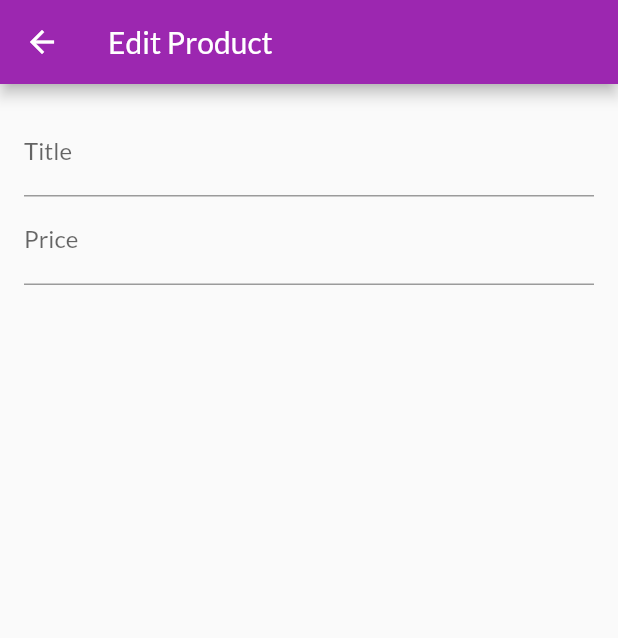
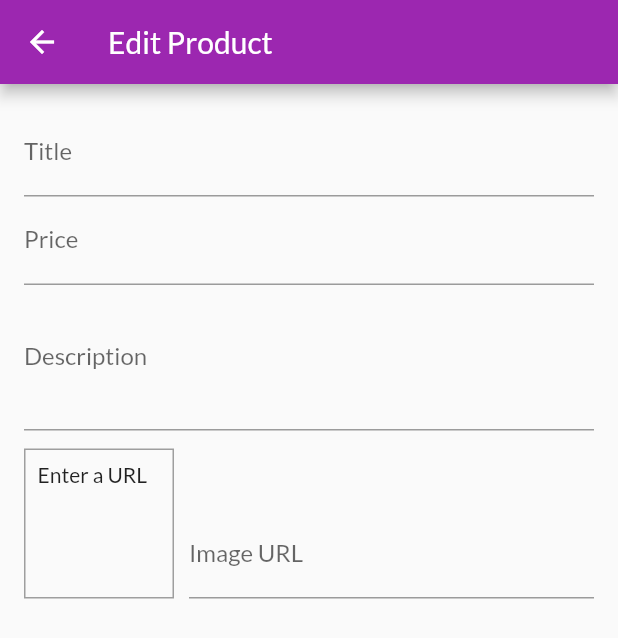
Before and after one commit to ShivamGoyal26/Shop-App-in-the-Flutter, a Flutter app: the EditProductScreen screen opened by its route, on a phone screen of 412 x 824 dp. Shown: the top 638 px of the screen. Run offline on Flutter 3.47's test engine with Material 2 defaults, Android fonts, the phone set to English and light mode, and no system bars; network calls fail; statements that could not run were skipped.

Commit message:
18th commit

```diff
--- a/lib/screens/edit_product_screen.dart
+++ b/lib/screens/edit_product_screen.dart
@@ -8,6 +8,32 @@ class EditProductScreen extends StatefulWidget {
 
 class _EditProductScreenState extends State<EditProductScreen> {
   final _priceFocusNode = FocusNode();
+  final _descriptionFocusNode = FocusNode();
+  final _imageUrlFocusNode = FocusNode();
+  final _imageUrlController = TextEditingController();
+
+  @override
+  void initState() {
+    _imageUrlFocusNode.addListener(_updateImageUrl);
+    super.initState();
+  }
+
+  void _updateImageUrl() {
+    if (!_imageUrlFocusNode.hasFocus) {
+      setState(() {});
+    }
+  }
+
+  @override
+  void dispose() {
+    _priceFocusNode.dispose();
+    _descriptionFocusNode.dispose();
+    _imageUrlController.dispose();
+    _imageUrlFocusNode.dispose();
+    _imageUrlFocusNode.removeListener(_updateImageUrl);
+    super.dispose();
+  }
+
   @override
   Widget build(BuildContext context) {
     return Scaffold(
@@ -30,7 +56,55 @@ class _EditProductScreenState extends State<EditProductScreen> {
                 decoration: InputDecoration(labelText: "Price"),
                 textInputAction: TextInputAction.next,
                 keyboardType: TextInputType.number,
+                onFieldSubmitted: (_) {
+                  FocusScope.of(context).requestFocus(_descriptionFocusNode);
+                },
                 focusNode: _priceFocusNode,
+              ),
+              TextFormField(
+                decoration: InputDecoration(labelText: "Description"),
+                maxLines: 3,
+                keyboardType: TextInputType.multiline,
+                focusNode: _descriptionFocusNode,
+              ),
+              Container(
+                margin: EdgeInsets.only(top: 4),
+                child: Row(
+                  crossAxisAlignment: CrossAxisAlignment.end,
+                  children: <Widget>[
+                    Container(
+                      width: 100,
+                      height: 100,
+                      margin: EdgeInsets.only(
+                        top: 8,
+                        right: 10,
+                      ),
+                      decoration: BoxDecoration(
+                          border: Border.all(
+                        width: 1,
+                        color: Colors.grey,
+                      )),
+                      child: _imageUrlController.text.isEmpty
+                          ? Padding(
+                              padding: const EdgeInsets.all(8.0),
+                              child: Text("Enter a URL"),
+                            )
+                          : FittedBox(
+                              child: Image.network(_imageUrlController.text),
+                              fit: BoxFit.cover,
+                            ),
+                    ),
+                    Expanded(
+                      child: TextFormField(
+                        decoration: InputDecoration(labelText: "Image URL"),
+                        keyboardType: TextInputType.url,
+                        textInputAction: TextInputAction.done,
+                        controller: _imageUrlController,
+                        focusNode: _imageFocusNode,
+                      ),
+                    ),
+                  ],
+                ),
               ),
             ],
           ),
```
